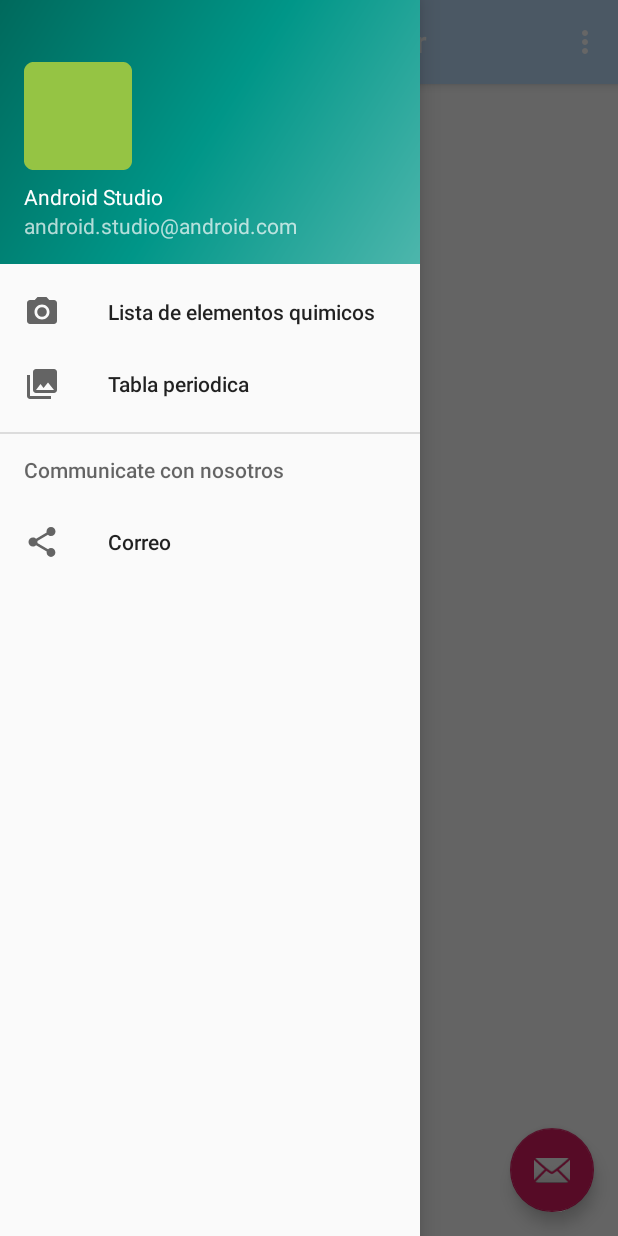
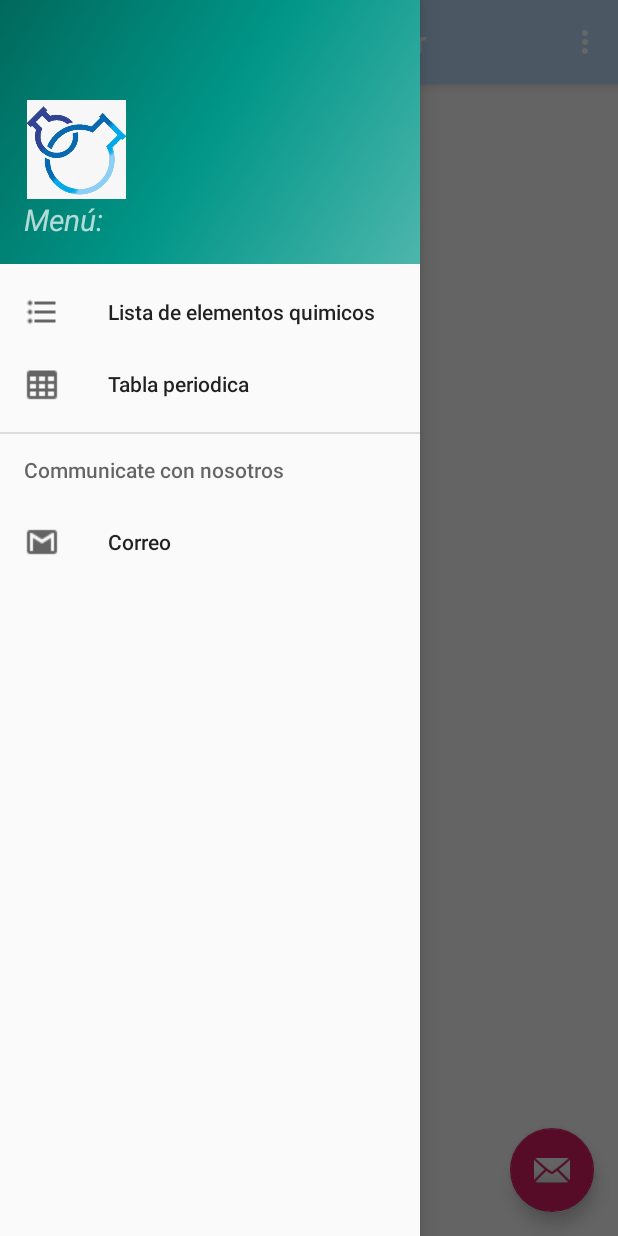
Before and after one commit to HeydiPinto/TablaPeriodicaBorrador, an Android app: the screen it shows after launch (menulateral), with the side drawer open, on a phone screen of 412 x 824 dp. Run offline under Robolectric (Android 15) with nearby library versions, the phone set to English and light mode, and no system bars.

Commit message:
Aqui añadí lo que es el menu lateral para poder accesar a el listado de elementos o a la tabla
Hice uno que otro cambio en el splash para que aparezca un poco más centrado.

Agregue iconos correspondientes a el listado del menu lateral

```diff
--- a/app/src/main/res/layout/nav_header_menulateral.xml
+++ b/app/src/main/res/layout/nav_header_menulateral.xml
@@ -14,23 +14,20 @@
 
     <ImageView
         android:id="@+id/imageView"
-        android:layout_width="wrap_content"
-        android:layout_height="wrap_content"
+        android:layout_width="69dp"
+        android:layout_height="74dp"
         android:contentDescription="@string/nav_header_desc"
         android:paddingTop="@dimen/nav_header_vertical_spacing"
-        app:srcCompat="@mipmap/ic_launcher_round" />
+        app:srcCompat="@drawable/imagenuno" />
 
-    <TextView
-        android:layout_width="match_parent"
-        android:layout_height="wrap_content"
-        android:paddingTop="@dimen/nav_header_vertical_spacing"
-        android:text="@string/nav_header_title"
-        android:textAppearance="@style/TextAppearance.AppCompat.Body1" />
+
 
     <TextView
         android:id="@+id/textView"
         android:layout_width="wrap_content"
         android:layout_height="wrap_content"
-        android:text="@string/nav_header_subtitle" />
+        android:text="Menú:"
+        android:textStyle="italic"
+        android:textSize="20sp"/>
 
 </LinearLayout>
--- a/app/src/main/res/menu/activity_menulateral_drawer.xml
+++ b/app/src/main/res/menu/activity_menulateral_drawer.xml
@@ -1,16 +1,19 @@
 <?xml version="1.0" encoding="utf-8"?>
 <menu xmlns:android="http://schemas.android.com/apk/res/android"
     xmlns:tools="http://schemas.android.com/tools"
-    tools:showIn="navigation_view">
+
+    tools:showIn="navigation_view"
+
+    >
 
     <group android:checkableBehavior="single">
         <item
             android:id="@+id/nav_home"
-            android:icon="@drawable/ic_menu_camera"
+            android:icon="@drawable/lista"
             android:title= "Lista de elementos quimicos" />
         <item
             android:id="@+id/nav_gallery"
-            android:icon="@drawable/ic_menu_gallery"
+            android:icon="@drawable/tabla"
             android:title="Tabla periodica" />
 
     </group>
@@ -19,7 +22,7 @@
         <menu>
             <item
                 android:id="@+id/nav_share"
-                android:icon="@drawable/ic_menu_share"
+                android:icon="@drawable/gmail"
                 android:title="Correo" />
 
         </menu>
```
Also changed, not shown: app/src/main/res/drawable/gmail.png (added), app/src/main/res/drawable/lista.png (added), app/src/main/res/drawable/tabla.png (added).
